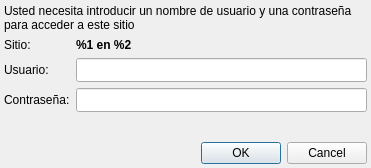
Old version of the form ui/login_url.ui in the repository Monthy/gr-lida.
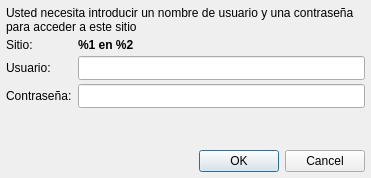
New version of the form.

```diff
--- a/ui/login_url.ui
+++ b/ui/login_url.ui
@@ -1,27 +1,27 @@
 <ui version="4.0" >
  <class>DialogLogin</class>
- <widget class="QDialog" name="DialogLogin" >
-  <property name="geometry" >
+ <widget class="QDialog" name="DialogLogin">
+  <property name="geometry">
    <rect>
     <x>0</x>
     <y>0</y>
     <width>371</width>
-    <height>168</height>
+    <height>178</height>
    </rect>
   </property>
   <property name="windowTitle" >
    <string>Requiere autentificación</string>
   </property>
-  <layout class="QGridLayout" >
-   <property name="margin" >
+  <layout class="QGridLayout" name="gridLayout">
+   <property name="verticalSpacing">
     <number>4</number>
    </property>
-   <property name="spacing" >
+   <property name="margin">
     <number>6</number>
    </property>
-   <item row="0" column="0" colspan="2" >
-    <widget class="QLabel" name="label" >
-     <property name="text" >
+   <item row="0" column="0" colspan="2">
+    <widget class="QLabel" name="label">
+     <property name="text">
       <string>Usted necesita introducir un nombre de usuario y una contraseña para acceder a este sitio</string>
      </property>
      <property name="wordWrap" >
@@ -29,63 +29,16 @@
      </property>
     </widget>
    </item>
-   <item row="2" column="0" >
-    <widget class="QLabel" name="label_2" >
-     <property name="text" >
-      <string>Usuario:</string>
-     </property>
-    </widget>
-   </item>
-   <item row="2" column="1" >
-    <widget class="QLineEdit" name="userEdit" >
-     <property name="minimumSize" >
-      <size>
-       <width>0</width>
-       <height>24</height>
-      </size>
-     </property>
-    </widget>
-   </item>
-   <item row="3" column="0" >
-    <widget class="QLabel" name="label_3" >
-     <property name="text" >
-      <string>Contraseña:</string>
-     </property>
-    </widget>
-   </item>
-   <item row="3" column="1" >
-    <widget class="QLineEdit" name="passwordEdit" >
-     <property name="minimumSize" >
-      <size>
-       <width>0</width>
-       <height>24</height>
-      </size>
-     </property>
-     <property name="echoMode" >
-      <enum>QLineEdit::Password</enum>
-     </property>
-    </widget>
-   </item>
-   <item row="5" column="0" colspan="2" >
-    <widget class="QDialogButtonBox" name="buttonBox" >
-     <property name="orientation" >
-      <enum>Qt::Horizontal</enum>
-     </property>
-     <property name="standardButtons" >
-      <set>QDialogButtonBox::Cancel|QDialogButtonBox::Ok</set>
-     </property>
-    </widget>
-   </item>
-   <item row="1" column="0" >
-    <widget class="QLabel" name="label_4" >
-     <property name="text" >
+   <item row="1" column="0">
+    <widget class="QLabel" name="label_4">
+     <property name="text">
       <string>Sitio:</string>
      </property>
     </widget>
    </item>
-   <item row="1" column="1" >
-    <widget class="QLabel" name="siteDescription" >
-     <property name="font" >
+   <item row="1" column="1">
+    <widget class="QLabel" name="siteDescription">
+     <property name="font">
       <font>
        <weight>75</weight>
        <bold>true</bold>
@@ -99,12 +52,59 @@
      </property>
     </widget>
    </item>
-   <item row="4" column="0" >
-    <spacer name="vSpacer_1" >
-     <property name="orientation" >
+   <item row="2" column="0">
+    <widget class="QLabel" name="label_2">
+     <property name="text">
+      <string>Usuario:</string>
+     </property>
+    </widget>
+   </item>
+   <item row="2" column="1">
+    <widget class="QLineEdit" name="userEdit">
+     <property name="minimumSize">
+      <size>
+       <width>0</width>
+       <height>24</height>
+      </size>
+     </property>
+    </widget>
+   </item>
+   <item row="3" column="0">
+    <widget class="QLabel" name="label_3">
+     <property name="text">
+      <string>Contraseña:</string>
+     </property>
+    </widget>
+   </item>
+   <item row="3" column="1">
+    <widget class="QLineEdit" name="passwordEdit">
+     <property name="minimumSize">
+      <size>
+       <width>0</width>
+       <height>24</height>
+      </size>
+     </property>
+     <property name="echoMode">
+      <enum>QLineEdit::Password</enum>
+     </property>
+    </widget>
+   </item>
+   <item row="5" column="0" colspan="2">
+    <widget class="QDialogButtonBox" name="buttonBox">
+     <property name="orientation">
+      <enum>Qt::Horizontal</enum>
+     </property>
+     <property name="standardButtons">
+      <set>QDialogButtonBox::Cancel|QDialogButtonBox::Ok</set>
+     </property>
+    </widget>
+   </item>
+   <item row="4" column="0">
+    <spacer name="verticalSpacer">
+     <property name="orientation">
       <enum>Qt::Vertical</enum>
      </property>
-     <property name="sizeHint" stdset="0" >
+     <property name="sizeHint" stdset="0">
       <size>
        <width>20</width>
        <height>40</height>
```
Left out of the diff: 19 changed lines with no effect on the pictures.
